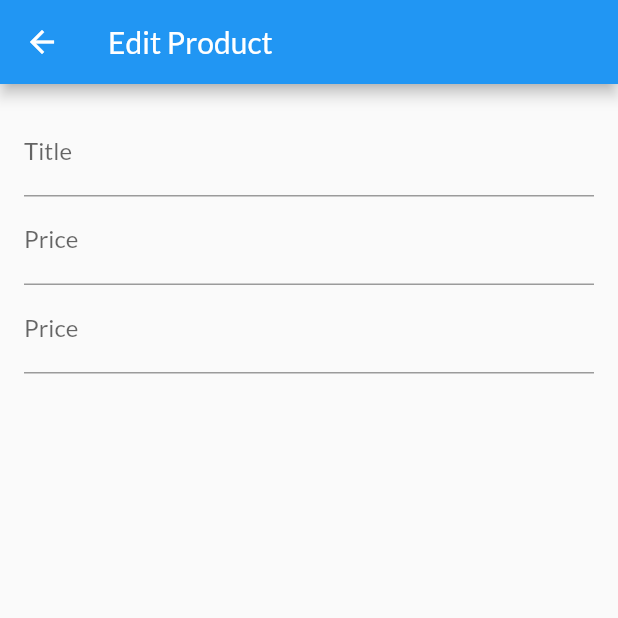
After one commit to godfather-is-me/Shop-App, a Flutter app: the EditProductScreen screen opened by its route, on a phone screen of 412 x 824 dp, the top half of it. The commit adds this screen. Run offline on Flutter 3.47's test engine with Material 2 defaults, Android fonts, the phone set to English and light mode, and no system bars; network calls fail.

Commit message:
added input to edit screen

```diff
--- a/lib/main.dart
+++ b/lib/main.dart
@@ -1,6 +1,7 @@
 import 'package:flutter/material.dart';
 import 'package:provider/provider.dart';
 import 'package:shop_app/providers/orders.dart';
+import 'package:shop_app/screens/edit_product_screen.dart';
 
 import 'screens/products_overview_screen.dart';
 import 'screens/product_detail_screen.dart';
@@ -42,6 +43,7 @@ class MyApp extends StatelessWidget {
           CartScreen.routeName: (ctx) => CartScreen(),
           OrdersScreen.routeName: (ctx) => OrdersScreen(),
           UserProductsScreen.routeName: (ctx) => UserProductsScreen(),
+          EditProductScreen.routeName: (ctx) => EditProductScreen(),
         },
       ),
     );
--- /dev/null
+++ b/lib/screens/edit_product_screen.dart
@@ -0,0 +1,42 @@
+import 'package:flutter/material.dart';
+
+class EditProductScreen extends StatefulWidget {
+  static const routeName = '/edit-product';
+
+  @override
+  _EditProductScreenState createState() => _EditProductScreenState();
+}
+
+class _EditProductScreenState extends State<EditProductScreen> {
+  @override
+  Widget build(BuildContext context) {
+    return Scaffold(
+      appBar: AppBar(
+        title: Text('Edit Product'),
+      ),
+      body: Padding(
+        padding: const EdgeInsets.all(16),
+        child: Form(
+          child: ListView(
+            children: [
+              TextFormField(
+                decoration: InputDecoration(labelText: 'Title'),
+                textInputAction: TextInputAction.next,
+              ),
+              TextFormField(
+                decoration: InputDecoration(labelText: 'Price'),
+                textInputAction: TextInputAction.next,
+                keyboardType: TextInputType.number,
+              ),
+              TextFormField(
+                decoration: InputDecoration(labelText: 'Price'),
+                textInputAction: TextInputAction.next,
+                keyboardType: TextInputType.number,
+              ),
+            ],
+          ),
+        ),
+      ),
+    );
+  }
+}
--- a/lib/screens/user_products_screen.dart
+++ b/lib/screens/user_products_screen.dart
@@ -1,5 +1,6 @@
 import 'package:flutter/material.dart';
 import 'package:provider/provider.dart';
+import 'package:shop_app/screens/edit_product_screen.dart';
 
 import '../providers/products.dart';
 import '../widgets/user_product_item.dart';
@@ -17,7 +18,9 @@ class UserProductsScreen extends StatelessWidget {
         actions: [
           IconButton(
             icon: Icon(Icons.add),
-            onPressed: () {},
+            onPressed: () {
+              Navigator.of(context).pushNamed(EditProductScreen.routeName);
+            },
           ),
         ],
       ),
```
